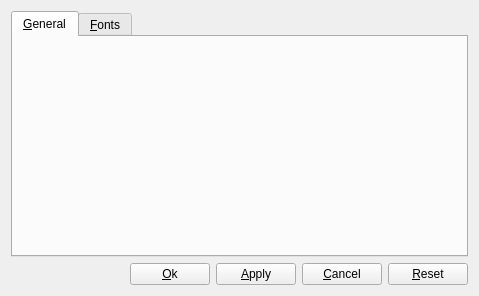
The window that source/preferences.ui (mrberti/Japovoc) describes before a commit, drawn with Qt 5.
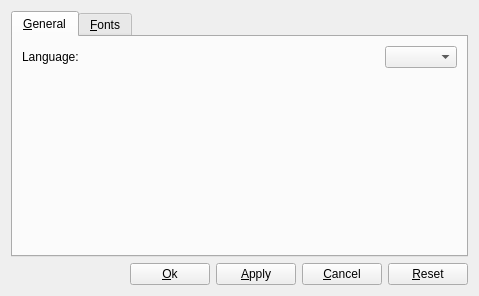
The same window after the commit. The open tabs and pages were chosen to show the change.

Commit message: preferences can now change language

```diff
--- a/source/preferences.ui
+++ b/source/preferences.ui
@@ -29,7 +29,48 @@
       <attribute name="title">
        <string>&amp;General</string>
       </attribute>
-      <layout class="QVBoxLayout" name="verticalLayout_4"/>
+      <layout class="QVBoxLayout" name="verticalLayout_4">
+       <item>
+        <layout class="QHBoxLayout" name="horizontalLayout_9">
+         <item>
+          <widget class="QLabel" name="label_7">
+           <property name="text">
+            <string>Language:</string>
+           </property>
+          </widget>
+         </item>
+         <item>
+          <spacer name="horizontalSpacer_8">
+           <property name="orientation">
+            <enum>Qt::Horizontal</enum>
+           </property>
+           <property name="sizeHint" stdset="0">
+            <size>
+             <width>40</width>
+             <height>20</height>
+            </size>
+           </property>
+          </spacer>
+         </item>
+         <item>
+          <widget class="QComboBox" name="cbLanguage"/>
+         </item>
+        </layout>
+       </item>
+       <item>
+        <spacer name="verticalSpacer">
+         <property name="orientation">
+          <enum>Qt::Vertical</enum>
+         </property>
+         <property name="sizeHint" stdset="0">
+          <size>
+           <width>20</width>
+           <height>40</height>
+          </size>
+         </property>
+        </spacer>
+       </item>
+      </layout>
      </widget>
      <widget class="QWidget" name="tab_2">
       <attribute name="title">
```
Left out of the diff: 2 changed lines with no effect on the pictures. The commit also changes 15 other files.
